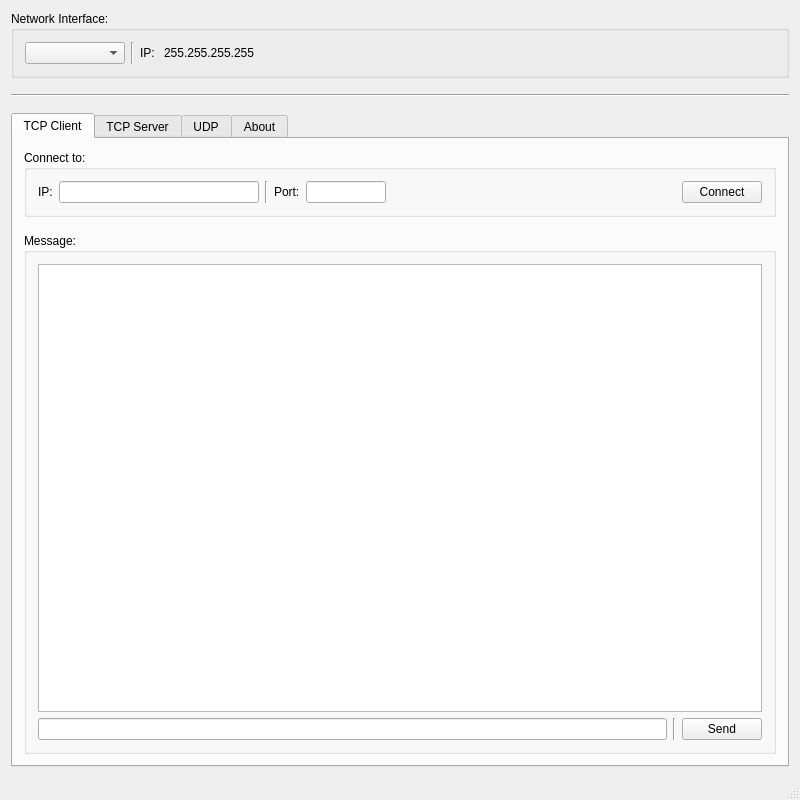
Qt form mainwindow.ui (rookiepeng/comm-test) before a commit.
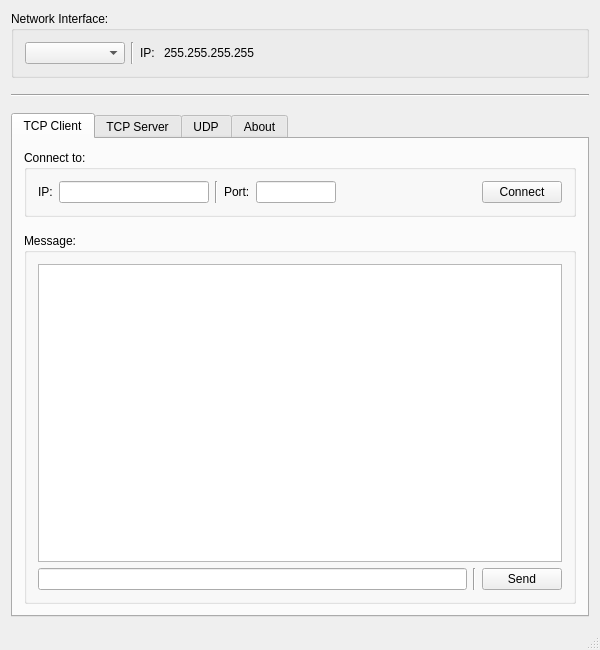
The same form after that commit.

```diff
--- a/mainwindow.ui
+++ b/mainwindow.ui
@@ -6,13 +6,13 @@
    <rect>
     <x>0</x>
     <y>0</y>
-    <width>800</width>
-    <height>800</height>
+    <width>600</width>
+    <height>650</height>
    </rect>
   </property>
   <property name="minimumSize">
    <size>
-    <width>600</width>
+    <width>500</width>
     <height>500</height>
    </size>
   </property>
@@ -179,7 +179,7 @@
               <widget class="QLineEdit" name="lineEdit_TcpClientTargetIP">
                <property name="minimumSize">
                 <size>
-                 <width>200</width>
+                 <width>150</width>
                  <height>0</height>
                 </size>
                </property>
```
Left out of the diff: 4 changed lines with no effect on the pictures.
